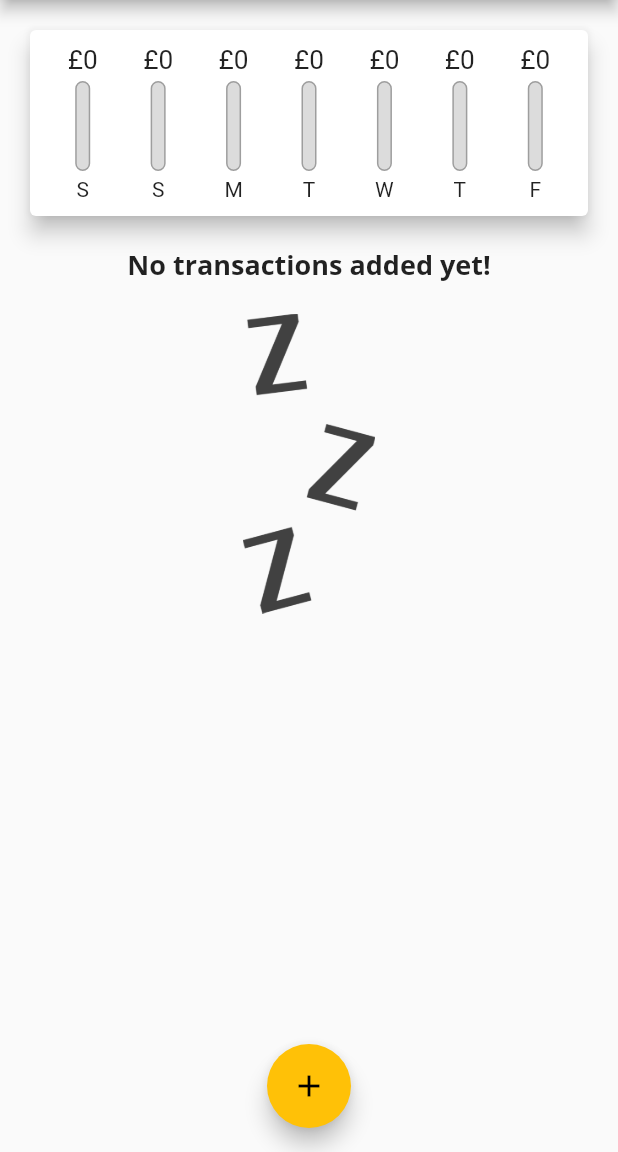
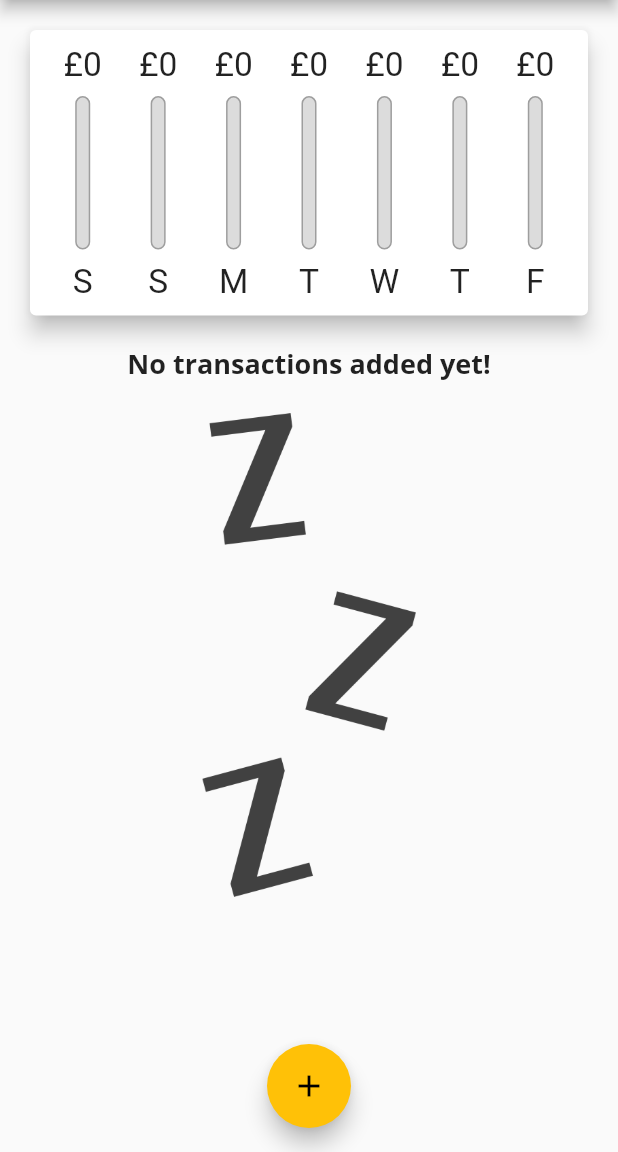
Before and after one commit to Naghiyev1/personal_expenses_app, a Flutter app: the screen it shows after launch, on a phone screen of 412 x 824 dp, the part 84-1236 px from its top. Run offline on Flutter 3.47's test engine with Material 2 defaults, Android fonts, the phone set to English and light mode, and no system bars.

Commit message:
Improvements to responsiveness and adaptive user interface

```diff
--- a/lib/main.dart
+++ b/lib/main.dart
@@ -1,13 +1,22 @@
+import 'dart:io';
+
 import 'package:flutter/cupertino.dart';
 import 'package:flutter/material.dart';
-import 'package:personal_expenses_app/widgets/chart.dart';
+import 'package:flutter/services.dart';
 
 import './widgets/new_transaction.dart';
 import './models/transaction.dart';
 import './widgets/chart.dart';
 import './widgets/transaction_list.dart';
 
-void main() => runApp(MyApp());
+void main() {
+  // WidgetsFlutterBinding.ensureInitialized();
+  // SystemChrome.setPreferredOrientations([
+  //   DeviceOrientation.portraitUp,
+  //   DeviceOrientation.portraitDown,
+  // ]);
+  runApp(MyApp());
+}
 
 class MyApp extends StatelessWidget {
   @override
@@ -63,6 +72,8 @@ class _MyHomePageState extends State<MyHomePage> {
     // ),
   ];
 
+  bool _showChart = false;
+
   List<Transaction> get _recentTransactions {
     return _userTransactions.where((tx) {
       return tx.date.isAfter(
@@ -108,30 +119,97 @@ class _MyHomePageState extends State<MyHomePage> {
 
   @override
   Widget build(BuildContext context) {
-    return Scaffold(
-      appBar: AppBar(
-        title: Text(
-          'Personal Expenses',
-        ),
+    final mediaQuery = MediaQuery.of(context);
+    final isLandscape = mediaQuery.orientation == Orientation.landscape;
+    final PreferredSizeWidget appBar = (Platform.isIOS
+        ? CupertinoNavigationBar(
+            middle: Text('Personal Expenses'),
+            trailing: Row(
+              mainAxisSize: MainAxisSize.min,
+              children: <Widget>[
+                GestureDetector(
+                    child: Icon(CupertinoIcons.add),
+                    onTap: () => _startAddNewTransaction(context))
+              ],
+            ))
+        : AppBar(
+            title: Text('Personal Expenses'),
             actions: <Widget>[
               IconButton(
                 icon: Icon(Icons.add),
                 onPressed: () => _startAddNewTransaction(context),
               ),
             ],
-      ),
-      body: SingleChildScrollView(
+          )) as PreferredSizeWidget;
+    final txListWidget = Container(
+      height: (MediaQuery.of(context).size.height -
+              appBar.preferredSize.height -
+              mediaQuery.padding.top) *
+          0.7,
+      child: TransactionList(_userTransactions, _deleteTransaction),
+    );
+
+    final pageBody = SafeArea(
+      child: SingleChildScrollView(
         child: Column(
           // mainAxisAlignment: MainAxisAlignment.start,
           crossAxisAlignment: CrossAxisAlignment.stretch,
           children: <Widget>[
-            Chart(_recentTransactions),
-            TransactionList(_userTransactions, _deleteTransaction),
+            if (isLandscape)
+              Row(
+                mainAxisAlignment: MainAxisAlignment.center,
+                children: <Widget>[
+                  Text(
+                    'Show Chart',
+                    style: Theme.of(context).textTheme.title,
+                  ),
+                  Switch.adaptive(
+                    activeColor: Theme.of(context).accentColor,
+                    value: _showChart,
+                    onChanged: (val) {
+                      setState(() {
+                        _showChart = val;
+                      });
+                    },
+                  ),
+                ],
+              ),
+            if (!isLandscape)
+              Container(
+                height: (MediaQuery.of(context).size.height -
+                        appBar.preferredSize.height -
+                        mediaQuery.padding.top) *
+                    0.3,
+                child: Chart(_recentTransactions),
+              ),
+            if (!isLandscape) txListWidget,
+            if (isLandscape)
+              _showChart
+                  ? Container(
+                      height: (MediaQuery.of(context).size.height -
+                              appBar.preferredSize.height -
+                              mediaQuery.padding.top) *
+                          0.7,
+                      child: Chart(_recentTransactions),
+                    )
+                  : txListWidget
           ],
         ),
       ),
-      floatingActionButtonLocation: FloatingActionButtonLocation.centerFloat,
-      floatingActionButton: FloatingActionButton(
+    );
+    return Platform.isIOS
+        ? CupertinoPageScaffold(
+            child: pageBody,
+            navigationBar: appBar as ObstructingPreferredSizeWidget,
+          )
+        : Scaffold(
+            appBar: appBar,
+            body: pageBody,
+            floatingActionButtonLocation:
+                FloatingActionButtonLocation.centerFloat,
+            floatingActionButton: Platform.isIOS
+                ? Container()
+                : FloatingActionButton(
                     child: Icon(Icons.add),
                     onPressed: () => _startAddNewTransaction(context),
                   ),
--- a/lib/widgets/chart_bar.dart
+++ b/lib/widgets/chart_bar.dart
@@ -10,19 +10,19 @@ class ChartBar extends StatelessWidget {
 
   @override
   Widget build(BuildContext context) {
+    return LayoutBuilder(
+      builder: (ctx, constraints) {
         return Column(
           children: <Widget>[
             Container(
-          height: 20,
+              height: constraints.maxHeight * 0.15,
               child: FittedBox(
                 child: Text('\£${spendingAmount.toStringAsFixed(0)}'),
               ),
             ),
-        SizedBox(
-          height: 4,
-        ),
+            SizedBox(height: constraints.maxHeight * 0.05),
             Container(
-          height: 60,
+              height: constraints.maxHeight * 0.6,
               width: 10,
               child: Stack(
                 children: <Widget>[
@@ -46,10 +46,17 @@ class ChartBar extends StatelessWidget {
               ),
             ),
             SizedBox(
-          height: 4,
+              height: constraints.maxHeight * 0.05,
             ),
-        Text(label),
+            Container(
+              height: constraints.maxHeight * 0.15,
+              child: FittedBox(
+                child: Text(label),
+              ),
+            ),
           ],
+        );
+      },
     );
   }
 }
--- a/lib/widgets/new_transaction.dart
+++ b/lib/widgets/new_transaction.dart
@@ -52,10 +52,16 @@ class _NewTransactionState extends State<NewTransaction> {
 
   @override
   Widget build(BuildContext context) {
-    return Card(
+    return SingleChildScrollView(
+      child: Card(
         elevation: 5,
         child: Container(
-        padding: EdgeInsets.all(10),
+          padding: EdgeInsets.only(
+            top: 10,
+            left: 10,
+            right: 10,
+            bottom: MediaQuery.of(context).viewInsets.bottom + 10,
+          ),
           child: Column(
             crossAxisAlignment: CrossAxisAlignment.end,
             children: <Widget>[
@@ -105,6 +111,7 @@ class _NewTransactionState extends State<NewTransaction> {
             ],
           ),
         ),
+      ),
     );
   }
 }
--- a/lib/widgets/transaction_list.dart
+++ b/lib/widgets/transaction_list.dart
@@ -11,10 +11,9 @@ class TransactionList extends StatelessWidget {
 
   @override
   Widget build(BuildContext context) {
-    return Container(
-      height: 450,
-      child: transactions.isEmpty
-          ? Column(
+    return transactions.isEmpty
+        ? LayoutBuilder(builder: (ctx, constraints) {
+            return Column(
               children: <Widget>[
                 Text(
                   'No transactions added yet!',
@@ -24,14 +23,15 @@ class TransactionList extends StatelessWidget {
                   height: 20,
                 ),
                 Container(
-                  height: 200,
+                  height: constraints.maxHeight * 0.6,
                   child: Image.asset(
                     'assets/images/waiting.png',
                     fit: BoxFit.cover,
                   ),
                 ),
               ],
-            )
+            );
+          })
         : ListView.builder(
             itemBuilder: (ctx, index) {
               return Card(
@@ -57,7 +57,14 @@ class TransactionList extends StatelessWidget {
                   subtitle: Text(
                     DateFormat.yMMMd().format(transactions[index].date),
                   ),
-                    trailing: IconButton(
+                  trailing: MediaQuery.of(context).size.width > 460
+                      ? FlatButton.icon(
+                          icon: Icon(Icons.delete),
+                          label: Text('Delete'),
+                          textColor: Theme.of(context).errorColor,
+                          onPressed: () => deleteTx(transactions[index].id),
+                        )
+                      : IconButton(
                           icon: Icon(Icons.delete),
                           color: Theme.of(context).errorColor,
                           onPressed: () => deleteTx(transactions[index].id),
@@ -66,7 +73,6 @@ class TransactionList extends StatelessWidget {
               );
             },
             itemCount: transactions.length,
-            ),
           );
   }
 }
```
Lines whose indentation alone changed are shown as unchanged.
